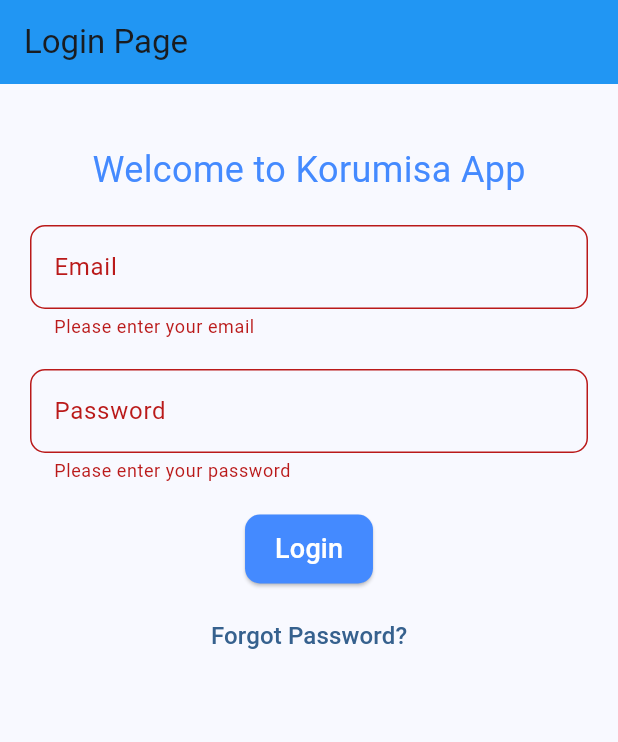
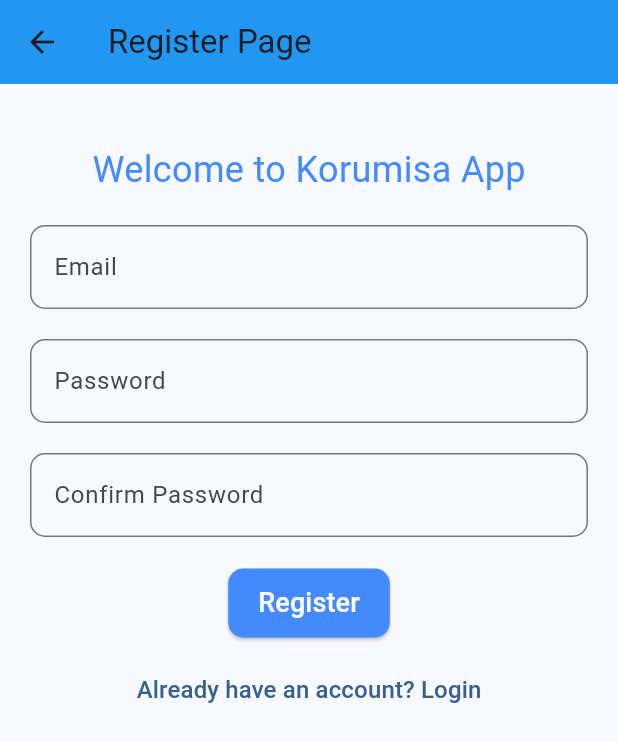
Before and after one commit to Korumisa/login-page-project-flutter, a Flutter app: the screen it shows after launch, after a tap on "Login", after a tap on "Forgot Password?", on a phone screen of 412 x 824 dp. Shown: the top 742 px of the screen. Run offline on Flutter 3.47's test engine with Material 3 defaults, Android fonts, the phone set to English and light mode, and no system bars.

Commit message:
Register

```diff
--- /dev/null
+++ b/lib/forgot_password.dart
@@ -0,0 +1,177 @@
+import 'package:flutter/material.dart';
+import 'main.dart';
+
+class RegisterPage extends StatefulWidget {
+  const RegisterPage({super.key});
+
+  @override
+  State<RegisterPage> createState() => _RegisterPageState();
+}
+
+class _RegisterPageState extends State<RegisterPage> {
+  final _formKey = GlobalKey<FormState>();
+  final _emailController = TextEditingController();
+  final _passwordController = TextEditingController();
+  final _confirmPasswordController = TextEditingController();
+  final _loginService = LoginService();
+
+  @override
+  Widget build(BuildContext context) {
+    return Scaffold(
+      appBar: AppBar(
+        backgroundColor: Colors.blue,
+        title: const Text('Register Page'),
+      ),
+      body: Padding(
+        padding: const EdgeInsets.all(20.0),
+        child: Form(
+          key: _formKey,
+          child: Column(
+            children: [
+              const SizedBox(height: 20),
+              const Text(
+                'Welcome to Korumisa App',
+                style: TextStyle(fontSize: 24, color: Colors.blueAccent),
+              ),
+              const SizedBox(height: 20),
+              Center(
+                child: Container(
+                  width: 400, // Set the maximum width to 400 pixels
+                  child: TextFormField(
+                    controller: _emailController,
+                    decoration: InputDecoration(
+                      labelText: 'Email',
+                      hintText: 'example@email.com',
+                      border: OutlineInputBorder(
+                        borderRadius: BorderRadius.circular(10),
+                      ),
+                      focusedBorder: OutlineInputBorder(
+                        borderSide: const BorderSide(color: Colors.blueAccent),
+                        borderRadius: BorderRadius.circular(10),
+                      ),
+                    ),
+                    validator: (value) {
+                      if (value == null || value.isEmpty) {
+                        return 'Please enter your email';
+                      } else if (!value.contains('@')) {
+                        return 'Please enter a valid email';
+                      }
+                      return null;
+                    },
+                  ),
+                ),
+              ),
+              const SizedBox(height: 20),
+              Center(
+                child: Container(
+                  width: 400,
+                  child: TextFormField(
+                    controller: _passwordController,
+                    obscureText: true,
+                    decoration: InputDecoration(
+                      labelText: 'Password',
+                      hintText: '••••••••',
+                      border: OutlineInputBorder(
+                        borderRadius: BorderRadius.circular(10),
+                      ),
+                      focusedBorder: OutlineInputBorder(
+                        borderSide: const BorderSide(color: Colors.blueAccent),
+                        borderRadius: BorderRadius.circular(10),
+                      ),
+                    ),
+                    validator: (value) {
+                      if (value == null || value.isEmpty) {
+                        return 'Please enter your password';
+                      } else if (value.length < 8) {
+                        return 'Password must be at least 8 characters';
+                      }
+                      return null;
+                    },
+                  ),
+                ),
+              ),
+              const SizedBox(height: 20),
+              Center(
+                child: Container(
+                  width: 400,
+                  child: TextFormField(
+                    controller: _confirmPasswordController,
+                    obscureText: true,
+                    decoration: InputDecoration(
+                      labelText: 'Confirm Password',
+                      hintText: '••••••••',
+                      border: OutlineInputBorder(
+                        borderRadius: BorderRadius.circular(10),
+                      ),
+                      focusedBorder: OutlineInputBorder(
+                        borderSide: const BorderSide(color: Colors.blueAccent),
+                        borderRadius: BorderRadius.circular(10),
+                      ),
+                    ),
+                    validator: (value) {
+                      if (value == null || value.isEmpty) {
+                        return 'Please confirm your password';
+                      } else if (value != _passwordController.text) {
+                        return 'Passwords do not match';
+                      }
+                      return null;
+                    },
+                  ),
+                ),
+              ),
+              const SizedBox(height: 20),
+              ElevatedButton(
+                onPressed: () async {
+                  if (_formKey.currentState!.validate()) {
+                    final email = _emailController.text;
+                    final password = _passwordController.text;
+                    final isRegistered = await _loginService.register(email, password);
+                    if (isRegistered) {
+                      ScaffoldMessenger.of(context).showSnackBar(
+                        const SnackBar(content: Text('Registration successful')),
+                      );
+                      Navigator.pushReplacement(
+                        context,
+                        MaterialPageRoute(builder: (context) => const LoginPage()),
+                      );
+                    } else {
+                      ScaffoldMessenger.of(context).showSnackBar(
+                        const SnackBar(content: Text('Registration failed')),
+                      );
+                    }
+                  }
+                },
+                style: ElevatedButton.styleFrom(
+                  backgroundColor: Colors.blueAccent,
+                  padding: const EdgeInsets.symmetric(horizontal: 20, vertical: 10),
+                  shape: RoundedRectangleBorder(
+                    borderRadius: BorderRadius.circular(10),
+                  ),
+                ),
+                child: const Text(
+                  'Register',
+                  style: TextStyle(fontSize: 18, color: Color.fromARGB(255, 255, 255, 255)),
+                ),
+              ),
+              const SizedBox(height: 10),
+              TextButton(
+                onPressed: () {
+                  Navigator.push(
+                    context,
+                    MaterialPageRoute(builder: (context) => const LoginPage()),
+                  );
+                },
+                style: TextButton.styleFrom(
+                ),
+                child: const Text(
+                  'Already have an account? Login',
+                  style: TextStyle(fontSize: 16),
+                ),
+              ),
+            ],
+          ),
+        ),
+      ),
+    );
+  }
+}
--- a/lib/main.dart
+++ b/lib/main.dart
@@ -1,7 +1,51 @@
 import 'package:flutter/material.dart';
+import 'blank_page.dart';
+import 'forgot_password.dart';
 
 void main() {
   runApp(const MyApp());
+}
+
+class User {
+  final String email;
+  final String password;
+
+  User({required this.email, required this.password});
+
+  User copyWith({String? email, String? password}) {
+    return User(email: email ?? this.email, password: password ?? this.password);
+  }
+}
+
+class LoginService {
+  final List<User> _users = [
+    // Add existing users here
+  ];
+
+  Future<bool> login(String email, String password) async {
+    await Future.delayed(const Duration(seconds: 1)); // Simulate a delay
+    return _users.any((user) => user.email == email && user.password == password);
+  }
+
+  Future<bool> register(String email, String password) async {
+    await Future.delayed(const Duration(seconds: 1)); // Simulate a delay
+    if (_users.any((user) => user.email == email)) {
+      return false; // Email already exists
+    }
+    _users.add(User(email: email, password: password));
+    return true; // Registration successful
+  }
+
+  Future<bool> resetPassword(String email, String newPassword) async {
+    await Future.delayed(const Duration(seconds: 1)); // Simulate a delay
+    for (var i = 0; i < _users.length; i++) {
+      if (_users[i].email == email) {
+        _users[i] = _users[i].copyWith(password: newPassword); // Update the password
+        return true;
+      }
+    }
+    return false; // Email not found
+  }
 }
 
 class MyApp extends StatelessWidget {
@@ -31,6 +75,7 @@ class _LoginPageState extends State<LoginPage> {
   final _formKey = GlobalKey<FormState>();
   final _emailController = TextEditingController();
   final _passwordController = TextEditingController();
+  final _loginService = LoginService();
 
   @override
   Widget build(BuildContext context) {
@@ -81,7 +126,7 @@ class _LoginPageState extends State<LoginPage> {
               const SizedBox(height: 20),
               Center(
                 child: Container(
-                  width: 400, // Set the maximum width to 400 pixels
+                  width: 400,
                   child: TextFormField(
                     controller: _passwordController,
                     obscureText: true,
@@ -109,16 +154,21 @@ class _LoginPageState extends State<LoginPage> {
               ),
               const SizedBox(height: 20),
               ElevatedButton(
-                onPressed: () {
+                onPressed: () async {
                   if (_formKey.currentState!.validate()) {
-                    // Login logic here
-                    // For now, just print the email and password
-                    print('Email: ${_emailController.text}');
-                    print('Password: ${_passwordController.text}');
-                    Navigator.pushReplacement(
-                      context,
-                      MaterialPageRoute(builder: (context) => const MyHomePage()),
-                    );
+                    final email = _emailController.text;
+                    final password = _passwordController.text;
+                    final isLoggedIn = await _loginService.login(email, password);
+                    if (isLoggedIn) {
+                      ScaffoldMessenger.of(context ).showSnackBar(
+                        const SnackBar(content: Text('Login successful')),
+                      );
+                      // Navigate to the home page
+                    } else {
+                      ScaffoldMessenger.of(context).showSnackBar(
+                        const SnackBar(content: Text('Login failed')),
+                      );
+                    }
                   }
                 },
                 style: ElevatedButton.styleFrom(
@@ -136,12 +186,30 @@ class _LoginPageState extends State<LoginPage> {
               const SizedBox(height: 10),
               TextButton(
                 onPressed: () {
-                  // Forgot password logic here
+                  Navigator.push(
+                    context,
+                    MaterialPageRoute(builder: (context) => const RegisterPage()),
+                  );
                 },
                 style: TextButton.styleFrom(
                 ),
                 child: const Text(
                   'Forgot Password?',
+                  style: TextStyle(fontSize: 16),
+                ),
+              ),
+              const SizedBox(height: 10),
+              TextButton(
+                onPressed: () {
+                  Navigator.push(
+                    context,
+                    MaterialPageRoute(builder: (context) => const RegisterPage()),
+                  );
+                },
+                style: TextButton.styleFrom(
+                ),
+                child: const Text(
+                  'Don\'t have an account? Register',
                   style: TextStyle(fontSize: 16),
                 ),
               ),
@@ -226,7 +294,12 @@ class MyHomePage extends StatelessWidget {
                 ),
             const SizedBox(height: 20),
             ElevatedButton(
-              onPressed: () {},
+              onPressed: () {
+                Navigator.pushReplacement(
+                  context,
+                  MaterialPageRoute(builder: (context) => const BlankPage()),
+                );
+              },
               style: ElevatedButton.styleFrom(
                 backgroundColor: Colors.blueAccent,
                 padding: const EdgeInsets.symmetric(horizontal: 20, vertical: 10),
@@ -242,6 +315,26 @@ class MyHomePage extends StatelessWidget {
     );
   }
 }
+
+// class BlankPage extends StatelessWidget {
+//   const BlankPage({super.key});
+
+//   @override
+//   Widget build(BuildContext context) {
+//     return Scaffold(
+//       appBar: AppBar(
+//         backgroundColor: Colors.blue,
+//         title: const Text('Blank Page'),
+//       ),
+//       body: Center(
+//         child: Text(
+//           'This is a blank page',
+//           style: TextStyle(fontSize: 24, color: Colors.blueAccent),
+//         ),
+//       ),
+//     );
+//   }
+// }
 
 class AboutPage extends StatelessWidget {
   const AboutPage({super.key});
```
Also changed, not shown: lib/blank_page.dart (added, +21 -0 lines), lib/register_user.dart (added, +177 -0 lines).
